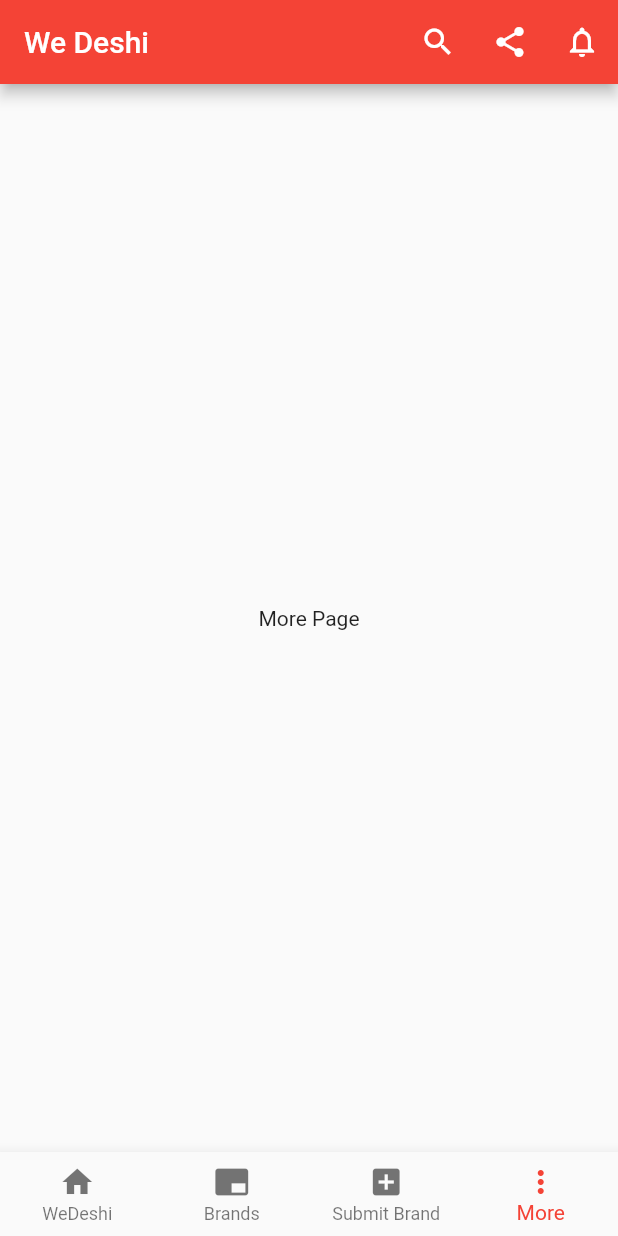
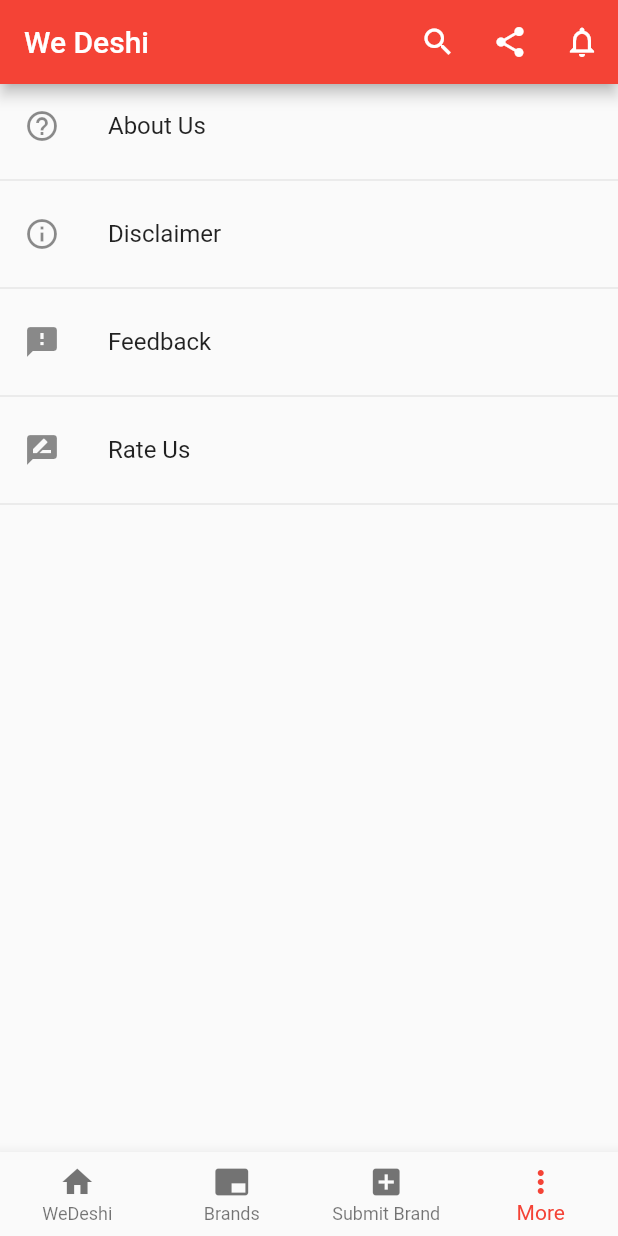
Before and after one commit to dhuma1981/wedeshi_app, a Flutter app: the screen it shows after launch, item 4 of the bottom bar chosen, on a phone screen of 412 x 824 dp. Run offline on Flutter 3.47's test engine with Material 2 defaults, Android fonts, the phone set to English and light mode, and no system bars; our stand-ins replace cached_network_image, share; missing offline and left inert: http_interceptor, launch_review; statements that could not run were skipped.

Commit message:
more page UI done

```diff
--- a/lib/screens/more_page.dart
+++ b/lib/screens/more_page.dart
@@ -1,10 +1,35 @@
 import 'package:flutter/material.dart';
+import 'package:launch_review/launch_review.dart';
 
 class MorePage extends StatelessWidget {
   @override
   Widget build(BuildContext context) {
-    return Center(
-      child: Text("More Page"),
+    return Column(
+      children: [
+        ListTile(
+          leading: Icon(Icons.help_outline),
+          title: Text("About Us"),
+        ),
+        Divider(),
+        ListTile(
+          leading: Icon(Icons.info_outline),
+          title: Text("Disclaimer"),
+        ),
+        Divider(),
+        ListTile(
+          leading: Icon(Icons.feedback),
+          title: Text("Feedback"),
+        ),
+        Divider(),
+        ListTile(
+          onTap: () {
+            LaunchReview.launch();
+          },
+          leading: Icon(Icons.rate_review),
+          title: Text("Rate Us"),
+        ),
+        Divider(),
+      ],
     );
   }
 }
```
